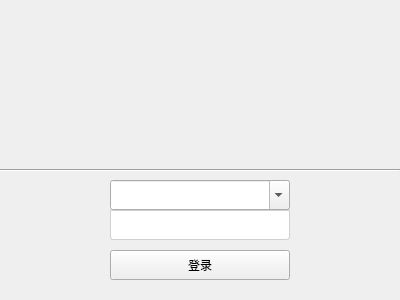
Qt form loginwindow.ui (Forrest-Stone/Car) before a commit.
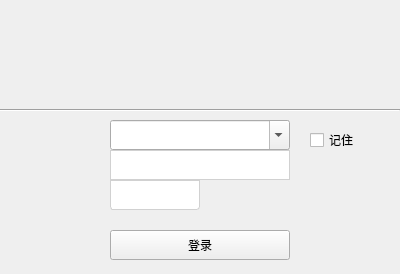
The same form after that commit.

```diff
--- a/loginwindow.ui
+++ b/loginwindow.ui
@@ -7,7 +7,7 @@
     <x>0</x>
     <y>0</y>
     <width>400</width>
-    <height>300</height>
+    <height>274</height>
    </rect>
   </property>
   <property name="windowTitle">
@@ -17,11 +17,16 @@
    <property name="geometry">
     <rect>
      <x>110</x>
-     <y>180</y>
+     <y>120</y>
      <width>180</width>
      <height>30</height>
     </rect>
    </property>
+   <property name="font">
+    <font>
+     <family>微软雅黑</family>
+    </font>
+   </property>
    <property name="styleSheet">
     <string notr="true">
 
@@ -35,16 +40,19 @@
    <property name="geometry">
     <rect>
      <x>110</x>
-     <y>210</y>
+     <y>150</y>
      <width>180</width>
      <height>30</height>
     </rect>
    </property>
+   <property name="font">
+    <font>
+     <family>微软雅黑</family>
+    </font>
+   </property>
    <property name="styleSheet">
     <string notr="true">background:white;
 padding-left:5px;
-border-bottom-left-radius:3px;
-border-bottom-right-radius:3px;
 border: 1px solid rgb(209 , 209 , 209);</string>
    </property>
   </widget>
@@ -52,7 +60,7 @@
    <property name="geometry">
     <rect>
      <x>110</x>
-     <y>250</y>
+     <y>230</y>
      <width>180</width>
      <height>30</height>
     </rect>
@@ -73,7 +81,7 @@
    <property name="geometry">
     <rect>
      <x>0</x>
-     <y>160</y>
+     <y>100</y>
      <width>400</width>
      <height>20</height>
     </rect>
@@ -82,6 +90,46 @@
     <enum>Qt::Horizontal</enum>
    </property>
   </widget>
+  <widget class="QLineEdit" name="lineEdit_vertify">
+   <property name="geometry">
+    <rect>
+     <x>110</x>
+     <y>180</y>
+     <width>90</width>
+     <height>30</height>
+    </rect>
+   </property>
+   <property name="font">
+    <font>
+     <family>微软雅黑</family>
+    </font>
+   </property>
+   <property name="styleSheet">
+    <string notr="true">background:white;
+padding-left:5px;
+border-bottom-left-radius:3px;
+border-bottom-right-radius:3px;
+border: 1px solid rgb(209 , 209 , 209);</string>
+   </property>
+  </widget>
+  <widget class="QCheckBox" name="checkBox_rem">
+   <property name="geometry">
+    <rect>
+     <x>310</x>
+     <y>130</y>
+     <width>71</width>
+     <height>20</height>
+    </rect>
+   </property>
+   <property name="font">
+    <font>
+     <family>微软雅黑</family>
+    </font>
+   </property>
+   <property name="text">
+    <string>记住</string>
+   </property>
+  </widget>
  </widget>
  <resources/>
  <connections/>
```
Left out of the diff: 4 changed lines with no effect on the pictures.
